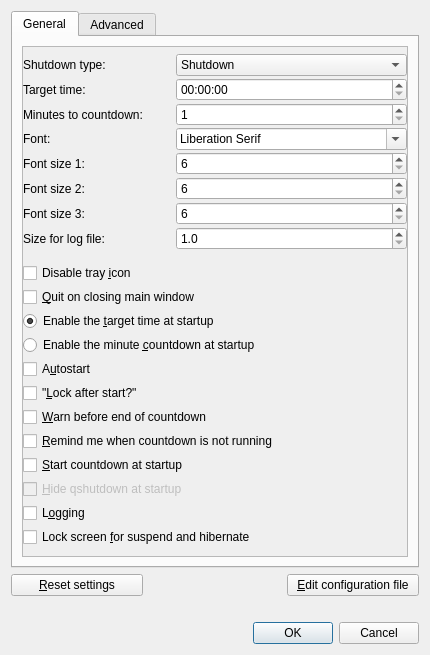
Before: the Qt Designer form qshutdown/src/ui/preferences.ui in hakaishi/shutdown-qapps, drawn with Qt 5.
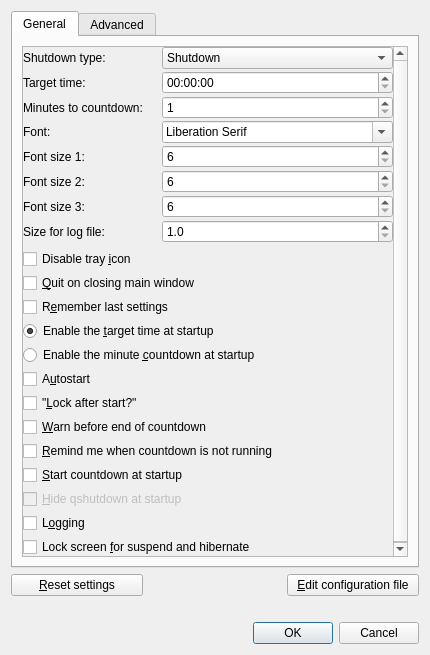
After: the same form once the commit is applied. Icons and pictures are not drawn.

Commit message: add remember last settings

Patch:
```diff
--- a/qshutdown/src/ui/preferences.ui
+++ b/qshutdown/src/ui/preferences.ui
@@ -353,6 +353,16 @@
                </property>
               </widget>
              </item>
+             <item>
+              <widget class="QCheckBox" name="rememberOnClose">
+               <property name="toolTip">
+                <string>Remember last settings for the next program start.</string>
+               </property>
+               <property name="text">
+                <string>R&amp;emember last settings</string>
+               </property>
+              </widget>
+             </item>
              <item>
               <widget class="QRadioButton" name="radio1">
                <property name="text">
```
Left out of the diff: 1 changed line with no effect on the pictures. The commit also changes 5 other files.
